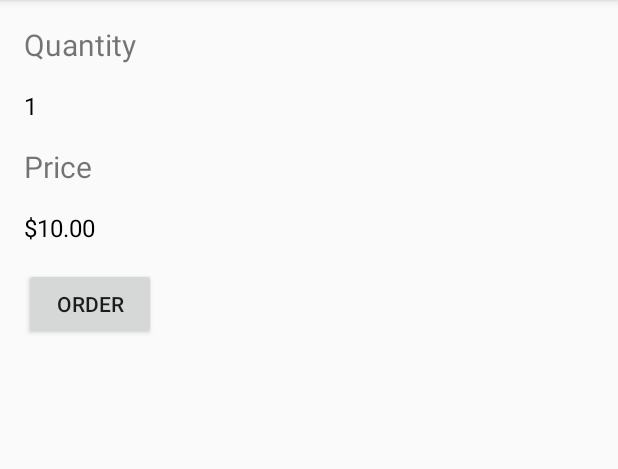
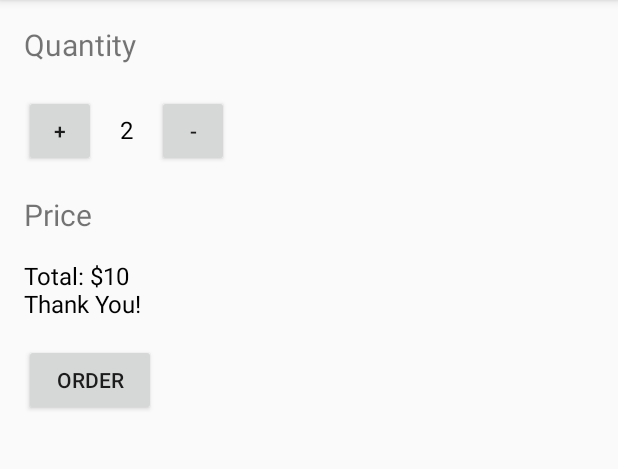
Before and after one commit to idsv/JustJava, an Android app: the screen it shows after launch (MainActivity), after a tap on "ORDER", on a phone screen of 412 x 824 dp, the part 84-553 px from its top. Run offline under Robolectric (Android 15) with nearby library versions, the phone set to English and light mode, and no system bars.

Commit message:
Complete project

```diff
--- a/app/src/main/java/com/ds/justjava/MainActivity.java
+++ b/app/src/main/java/com/ds/justjava/MainActivity.java
@@ -13,23 +13,40 @@ import java.text.NumberFormat;
 
 public class MainActivity extends ActionBarActivity {
 
+    int quantity = 2;
+
     @Override
     protected void onCreate(Bundle savedInstanceState) {
         super.onCreate(savedInstanceState);
         setContentView(R.layout.activity_main);
     }
 
-    /**
-     * This method is called when the order button is clicked.
-     */
-    public void submitOrder(View view) {
-        display(1);
-        displayPrice(2 * 5);
+
+
+    //This method is called when the + button is clicked
+    public void increment(View view) {
+        quantity = quantity + 1;
+        display(quantity);
     }
 
-    /**
-     * This method displays the given quantity value on the screen.
-     */
+    //This method is called when the + button is clicked
+    public void decrement(View view) {
+        quantity = quantity - 1;
+        display(quantity);
+    }
+
+    //This method is called when the order button is clicked.
+    public void submitOrder(View view) {
+        int price = quantity * 5;
+        String priceMessage = "Total: $" + price;
+        priceMessage = priceMessage + "\nThank You!";
+        displayMessage(priceMessage);
+    }
+
+
+
+
+    //This method displays the given quantity value on the screen.
     private void display(int number) {
         TextView quantityTextView = (TextView) findViewById(
                 R.id.quantity_text_view);
@@ -40,4 +57,11 @@ public class MainActivity extends ActionBarActivity {
         TextView priceTextView = (TextView) findViewById(R.id.price_text_view);
         priceTextView.setText(NumberFormat.getCurrencyInstance().format(number));
     }
+
+    //This method displays the given text on the screen.
+    private void displayMessage(String message) {
+        TextView priceTextView = (TextView) findViewById(R.id.price_text_view);
+        priceTextView.setText(message);
+    }
+
 }
--- a/app/src/main/res/layout/activity_main.xml
+++ b/app/src/main/res/layout/activity_main.xml
@@ -1,43 +1,64 @@
 <?xml version="1.0" encoding="utf-8"?>
-<RelativeLayout xmlns:android="http://schemas.android.com/apk/res/android"
+<LinearLayout xmlns:android="http://schemas.android.com/apk/res/android"
     xmlns:tools="http://schemas.android.com/tools"
     android:layout_width="match_parent"
     android:layout_height="match_parent"
-    android:paddingBottom="@dimen/activity_vertical_margin"
-    android:paddingLeft="@dimen/activity_horizontal_margin"
-    android:paddingRight="@dimen/activity_horizontal_margin"
-    android:paddingTop="@dimen/activity_vertical_margin"
-    tools:context="com.ds.justjava.MainActivity">
+    android:orientation="vertical"
+    android:paddingLeft="16dp">
 
     <TextView
         android:id="@+id/textView"
         android:layout_width="wrap_content"
         android:layout_height="wrap_content"
         android:text="Quantity"
-        android:textSize="20sp"/>
+        android:textSize="20sp"
+        android:paddingTop="16dp"
+        android:paddingBottom="16dp"/>
+
+    <LinearLayout
+        android:id="@+id/linear2"
+        android:orientation="horizontal"
+        android:layout_width="match_parent"
+        android:layout_height="wrap_content"
+        android:paddingBottom="16dp">
+
+        <Button
+            android:id="@+id/increaseButton"
+            android:layout_width="48dp"
+            android:layout_height="48dp"
+            android:text="+"
+            android:onClick="increment"/>
         <TextView
             android:id="@+id/quantity_text_view"
             android:layout_width="wrap_content"
             android:layout_height="wrap_content"
-        android:text="0"
-        android:layout_below="@+id/textView"
+            android:text="2"
             android:textSize="16sp"
             android:paddingTop="16sp"
             android:paddingBottom="16sp"
+            android:paddingLeft="16dp"
+            android:paddingRight="16dp"
             android:textColor="@android:color/black"/>
+        <Button
+            android:id="@+id/decreaseButton"
+            android:layout_width="48dp"
+            android:layout_height="48dp"
+            android:text="-"
+            android:onClick="decrement"/>
+
+    </LinearLayout>
+
     <TextView
         android:id="@+id/textView2"
         android:layout_width="wrap_content"
         android:layout_height="wrap_content"
         android:text="Price"
-        android:textSize="20sp"
-        android:layout_below="@id/quantity_text_view"/>
+        android:textSize="20sp" />
     <TextView
         android:id="@+id/price_text_view"
         android:layout_width="wrap_content"
         android:layout_height="wrap_content"
-        android:text="0"
-        android:layout_below="@+id/textView2"
+        android:text="$10"
         android:textSize="16sp"
         android:paddingTop="16sp"
         android:paddingBottom="16sp"
@@ -46,7 +67,6 @@
         android:id="@+id/orderButton"
         android:layout_width="wrap_content"
         android:layout_height="wrap_content"
-        android:layout_below="@+id/price_text_view"
         android:text="ORDER"
         android:onClick="submitOrder"/>
-</RelativeLayout>
+</LinearLayout>
```
Lines whose indentation alone changed are shown as unchanged.
